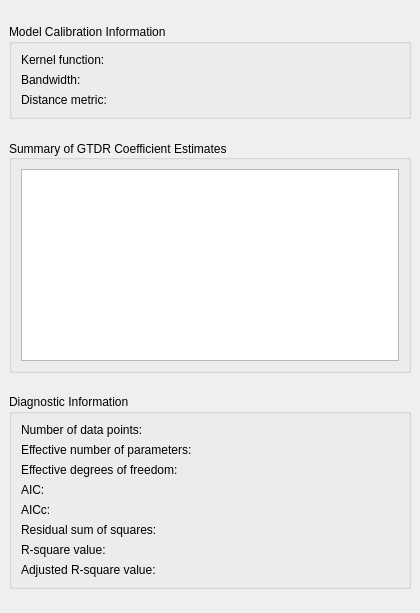
GWmodel-Lab/GWmodelS, file src/PropertyPanelTabs/gwmpropertygtdrtab.ui: the form before one commit.
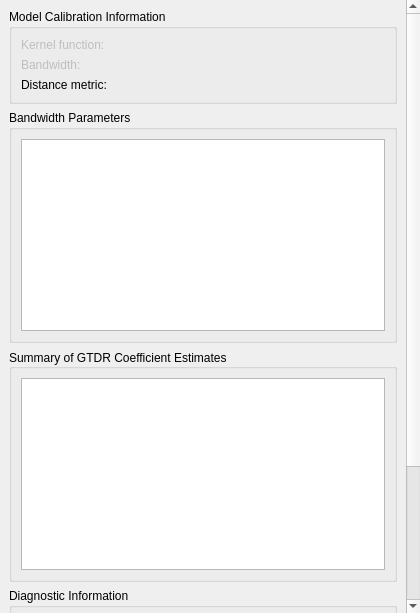
The form after the commit.

Commit message: edit: multidimensional bandwidth selection

Patch:
```diff
--- a/src/PropertyPanelTabs/gwmpropertygtdrtab.ui
+++ b/src/PropertyPanelTabs/gwmpropertygtdrtab.ui
@@ -54,8 +54,8 @@
        <rect>
         <x>0</x>
         <y>0</y>
-        <width>420</width>
-        <height>613</height>
+        <width>403</width>
+        <height>779</height>
        </rect>
       </property>
       <layout class="QVBoxLayout" name="verticalLayout">
@@ -73,6 +73,9 @@
          <layout class="QFormLayout" name="formLayout">
           <item row="0" column="0">
            <widget class="QLabel" name="label">
+            <property name="enabled">
+             <bool>false</bool>
+            </property>
             <property name="text">
              <string>Kernel function:</string>
             </property>
@@ -80,6 +83,9 @@
           </item>
           <item row="0" column="1">
            <widget class="QLabel" name="lblKernelFunction">
+            <property name="enabled">
+             <bool>false</bool>
+            </property>
             <property name="text">
              <string/>
             </property>
@@ -87,6 +93,9 @@
           </item>
           <item row="1" column="0">
            <widget class="QLabel" name="lblBandwidthType">
+            <property name="enabled">
+             <bool>false</bool>
+            </property>
             <property name="text">
              <string>Bandwidth:</string>
             </property>
@@ -94,6 +103,9 @@
           </item>
           <item row="1" column="1">
            <widget class="QLabel" name="lblBandwidthSize">
+            <property name="enabled">
+             <bool>false</bool>
+            </property>
             <property name="text">
              <string/>
             </property>
@@ -116,6 +128,34 @@
          </layout>
         </widget>
        </item>
+       <item>
+        <widget class="QGroupBox" name="groupBox_3">
+         <property name="enabled">
+          <bool>true</bool>
+         </property>
+         <property name="sizePolicy">
+          <sizepolicy hsizetype="Preferred" vsizetype="Fixed">
+           <horstretch>0</horstretch>
+           <verstretch>0</verstretch>
+          </sizepolicy>
+         </property>
+         <property name="title">
+          <string>Bandwidth Parameters</string>
+         </property>
+         <layout class="QVBoxLayout" name="verticalLayout_2">
+          <item>
+           <widget class="QTableWidget" name="tbwBandwidthParameters">
+            <property name="sizePolicy">
+             <sizepolicy hsizetype="Expanding" vsizetype="Expanding">
+              <horstretch>0</horstretch>
+              <verstretch>0</verstretch>
+             </sizepolicy>
+            </property>
+           </widget>
+          </item>
+         </layout>
+        </widget>
+       </item>
        <item>
         <widget class="QGroupBox" name="groupBox_2">
          <property name="sizePolicy">
```
The commit also changes 12 other files.
